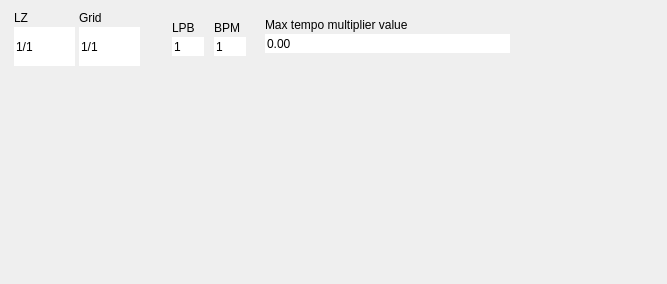
This is Qt/qt4_upperleft_widget.ui in kmatheussen/radium as Qt 5 draws it before an edit. The edited form follows.
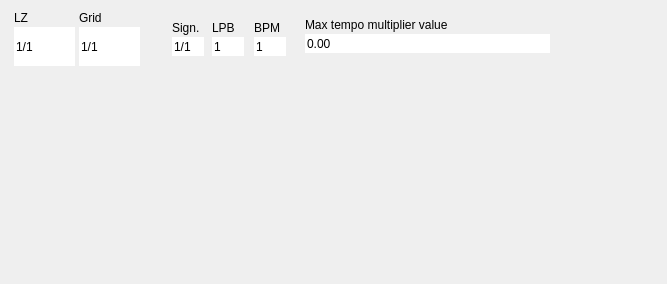
This is the edited form. Custom widgets are drawn as their Qt base class.

Commit message: Time signature track and root-values (not connected to sound or midi yet)

Patch:
```diff
--- a/Qt/qt4_upperleft_widget.ui
+++ b/Qt/qt4_upperleft_widget.ui
@@ -22,7 +22,7 @@
   <widget class="QWidget" name="ReltempoWidget" native="true">
    <property name="geometry">
     <rect>
-     <x>263</x>
+     <x>303</x>
      <y>17</y>
      <width>251</width>
      <height>40</height>
@@ -184,7 +184,7 @@
   <widget class="QWidget" name="LPBWidget" native="true">
    <property name="geometry">
     <rect>
-     <x>170</x>
+     <x>210</x>
      <y>20</y>
      <width>36</width>
      <height>40</height>
@@ -240,7 +240,7 @@
   <widget class="QWidget" name="BPMWidget" native="true">
    <property name="geometry">
     <rect>
-     <x>212</x>
+     <x>252</x>
      <y>20</y>
      <width>36</width>
      <height>40</height>
@@ -293,18 +293,79 @@
     </item>
    </layout>
   </widget>
+  <widget class="QWidget" name="SignatureWidget" native="true">
+   <property name="geometry">
+    <rect>
+     <x>170</x>
+     <y>20</y>
+     <width>36</width>
+     <height>40</height>
+    </rect>
+   </property>
+   <layout class="QVBoxLayout" name="LPBLayout_3">
+    <property name="spacing">
+     <number>2</number>
+    </property>
+    <property name="leftMargin">
+     <number>2</number>
+    </property>
+    <property name="topMargin">
+     <number>1</number>
+    </property>
+    <property name="rightMargin">
+     <number>2</number>
+    </property>
+    <property name="bottomMargin">
+     <number>4</number>
+    </property>
+    <item>
+     <widget class="QLabel" name="Signaturelabel">
+      <property name="text">
+       <string>Sign.</string>
+      </property>
+     </widget>
+    </item>
+    <item>
+     <widget class="SignatureQLineEdit" name="signature">
+      <property name="sizePolicy">
+       <sizepolicy hsizetype="Fixed" vsizetype="Expanding">
+        <horstretch>1</horstretch>
+        <verstretch>0</verstretch>
+       </sizepolicy>
+      </property>
+      <property name="toolTip">
+       <string>&lt;html&gt;&lt;head/&gt;&lt;body&gt;&lt;p&gt;&lt;br/&gt;&lt;/p&gt;&lt;/body&gt;&lt;/html&gt;</string>
+      </property>
+      <property name="inputMask">
+       <string/>
+      </property>
+      <property name="text">
+       <string>1/1</string>
+      </property>
+      <property name="frame">
+       <bool>false</bool>
+      </property>
+     </widget>
+    </item>
+   </layout>
+  </widget>
  </widget>
  <customwidgets>
-  <customwidget>
-   <class>LZQLineEdit</class>
-   <extends>QLineEdit</extends>
-   <header>lzqlineedit.h</header>
-  </customwidget>
   <customwidget>
    <class>GridQLineEdit</class>
    <extends>QLineEdit</extends>
    <header>lzqlineedit.h</header>
   </customwidget>
+  <customwidget>
+   <class>SignatureQLineEdit</class>
+   <extends>QLineEdit</extends>
+   <header>lzqlineedit.h</header>
+  </customwidget>
+  <customwidget>
+   <class>LZQLineEdit</class>
+   <extends>QLineEdit</extends>
+   <header>lzqlineedit.h</header>
+  </customwidget>
  </customwidgets>
  <resources/>
  <connections/>
```
The commit also changes 46 other files.
